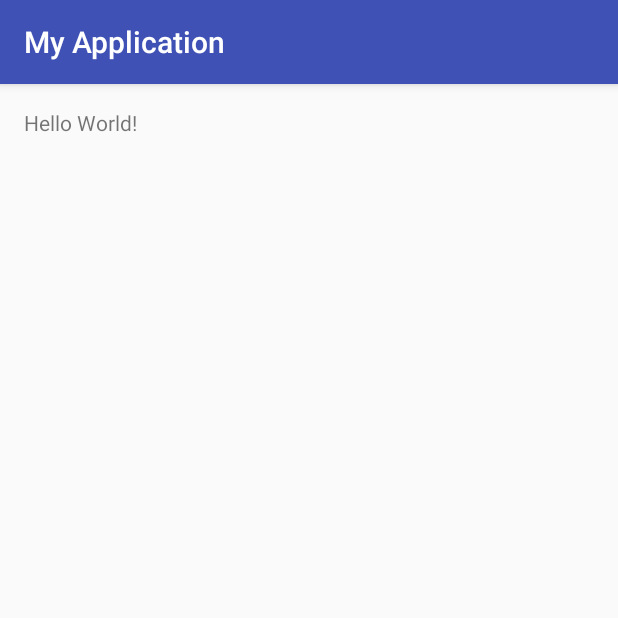
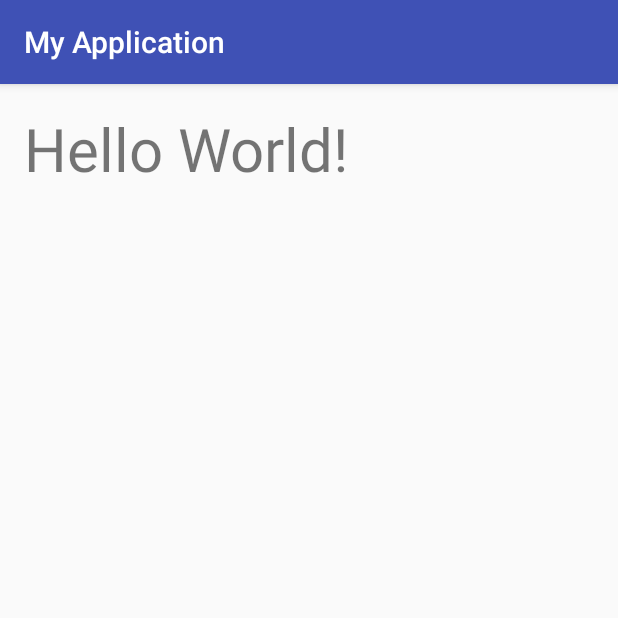
Before and after one commit to puruzo/HelloAndrroidApp, an Android app: the screen it shows after launch (MainActivity), on a phone screen of 412 x 824 dp, the top half of it. Run offline under Robolectric (Android 15) with nearby library versions, the phone set to English and light mode, and no system bars.

Commit message:
課題を変更しまして再提出

```diff
--- a/app/src/main/res/layout/activity_main.xml
+++ b/app/src/main/res/layout/activity_main.xml
@@ -12,5 +12,6 @@
     <TextView
         android:layout_width="wrap_content"
         android:layout_height="wrap_content"
-        android:text="Hello World!" />
+        android:text="Hello World!"
+        android:textSize="40sp" />
 </RelativeLayout>
```
